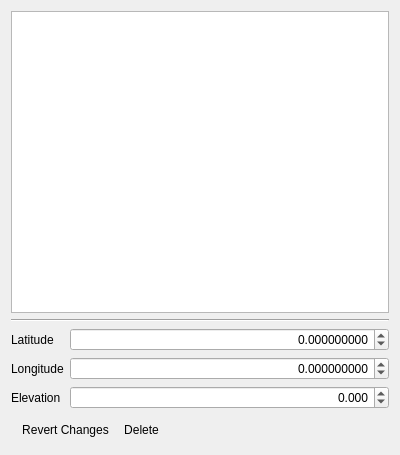
First picture: the form in gui/GroundControlPointsView.ui, repository Kitware/TeleSculptor, before the edit.
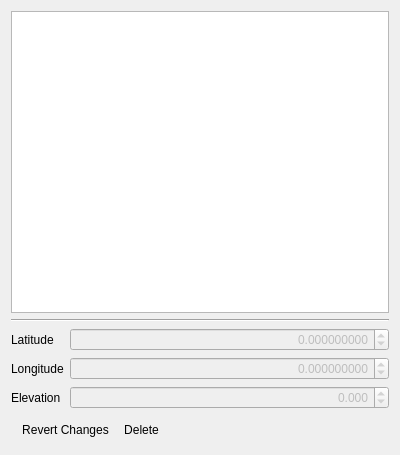
Second picture: the form after the edit. Icons and pictures are not drawn.

Commit message:
Implement geo-location editing of GCP's
Hook up display and edit-persistence of geodetic location of the
selected ground control point. Implement context menu. Hook up delete
and revert actions.

```diff
--- a/gui/GroundControlPointsView.ui
+++ b/gui/GroundControlPointsView.ui
@@ -50,7 +50,10 @@
       </widget>
      </item>
      <item row="0" column="1">
-      <widget class="QDoubleSpinBox" name="doubleSpinBox">
+      <widget class="QDoubleSpinBox" name="northing">
+       <property name="enabled">
+        <bool>false</bool>
+       </property>
        <property name="sizePolicy">
         <sizepolicy hsizetype="MinimumExpanding" vsizetype="Fixed">
          <horstretch>0</horstretch>
@@ -82,7 +85,10 @@
       </widget>
      </item>
      <item row="1" column="1">
-      <widget class="QDoubleSpinBox" name="doubleSpinBox_2">
+      <widget class="QDoubleSpinBox" name="easting">
+       <property name="enabled">
+        <bool>false</bool>
+       </property>
        <property name="sizePolicy">
         <sizepolicy hsizetype="MinimumExpanding" vsizetype="Fixed">
          <horstretch>0</horstretch>
@@ -114,7 +120,10 @@
       </widget>
      </item>
      <item row="2" column="1">
-      <widget class="QDoubleSpinBox" name="doubleSpinBox_3">
+      <widget class="QDoubleSpinBox" name="elevation">
+       <property name="enabled">
+        <bool>false</bool>
+       </property>
        <property name="sizePolicy">
         <sizepolicy hsizetype="MinimumExpanding" vsizetype="Fixed">
          <horstretch>0</horstretch>
```
Left out of the diff: 6 changed lines with no effect on the pictures. The commit also changes 1 other file.
